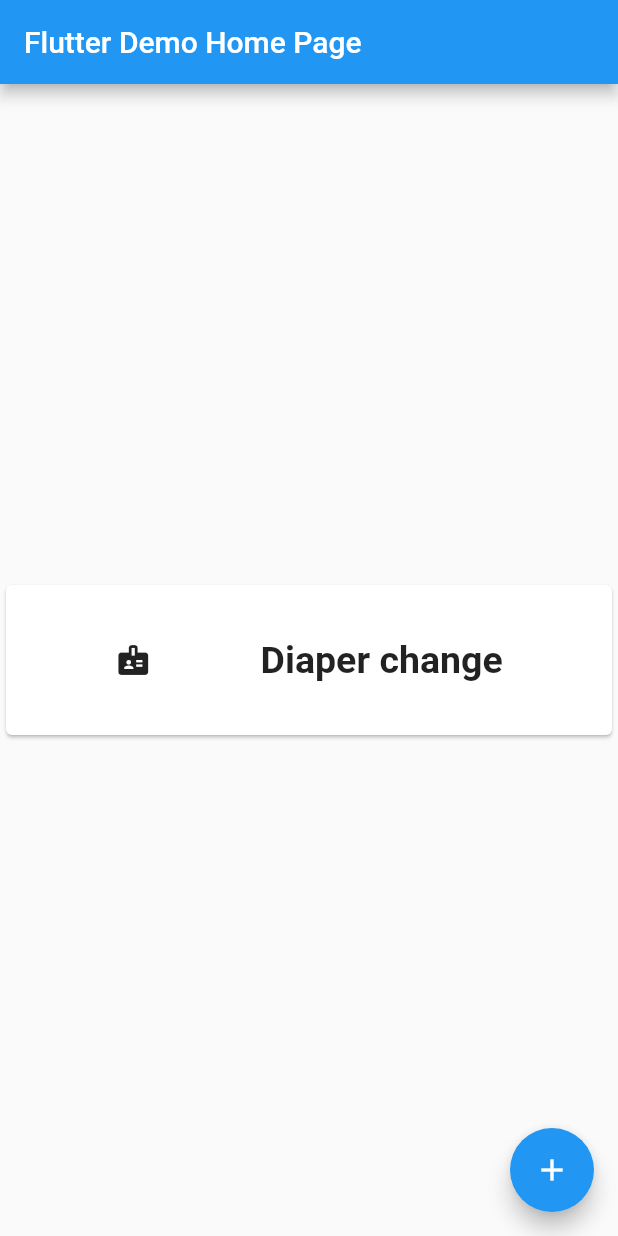
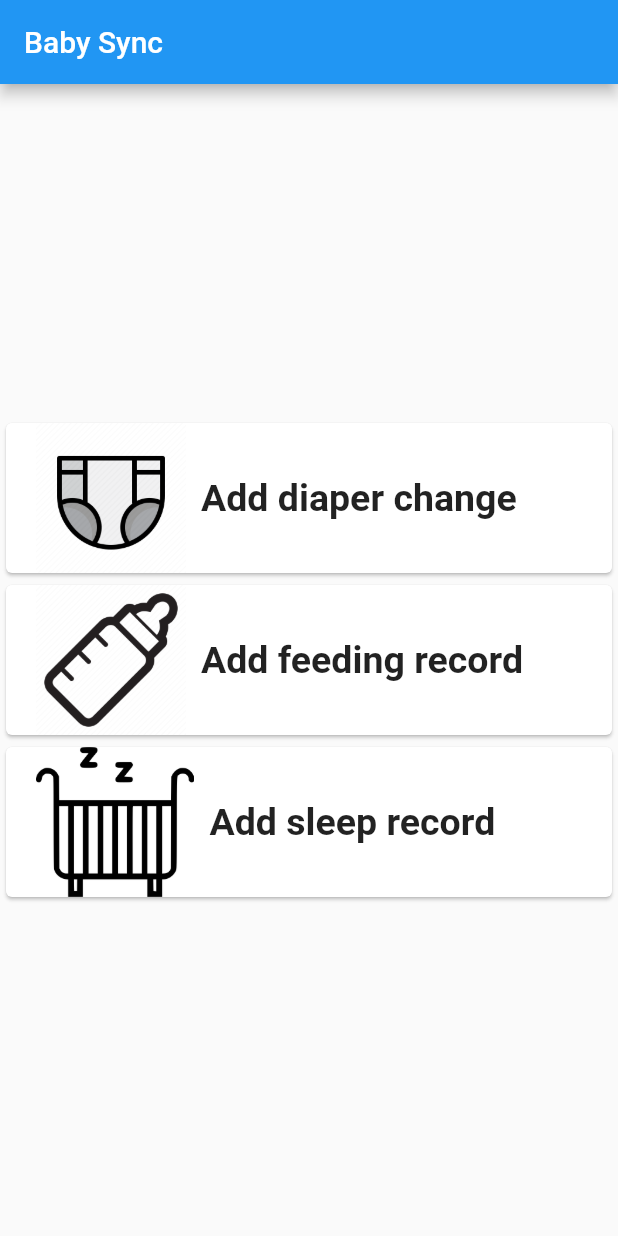
Before and after one commit to clintegarrison/baby-sync, a Flutter app: the screen it shows after launch, on a phone screen of 412 x 824 dp. Run offline on Flutter 3.47's test engine with Material 2 defaults, Android fonts, the phone set to English and light mode, and no system bars.

Commit message:
icons and second page

```diff
--- a/lib/main.dart
+++ b/lib/main.dart
@@ -24,7 +24,7 @@ class MyApp extends StatelessWidget {
         // is not restarted.
         primarySwatch: Colors.blue,
       ),
-      home: MyHomePage(title: 'Flutter Demo Home Page'),
+      home: MyHomePage(title: 'Baby Sync'),
     );
   }
 }
@@ -100,18 +100,73 @@ class _MyHomePageState extends State<MyHomePage> {
                 splashColor: Colors.blue.withAlpha(30),
                 onTap: () {
                   log('Card tapped.');
+                  Navigator.push(
+                    context,
+                    MaterialPageRoute(
+                        builder: (context) => const DiaperChange()),
+                  );
                 },
                 child: SizedBox(
                     width: double.infinity,
                     height: 100,
                     child: Container(
                       child: Row(
-                        mainAxisAlignment: MainAxisAlignment.spaceEvenly,
                         children: [
-                          // todo: custom diaper icon
-                          Icon(Icons.badge),
+                          SizedBox(width: 20),
+                          Image(image: AssetImage('images/diaper.png')),
+                          SizedBox(width: 10),
                           Text(
-                            'Diaper change',
+                            'Add diaper change',
+                            style: new TextStyle(
+                                fontWeight: FontWeight.bold, fontSize: 25),
+                          )
+                        ],
+                      ),
+                    )),
+              ),
+            ),
+            Card(
+              child: InkWell(
+                splashColor: Colors.blue.withAlpha(30),
+                onTap: () {
+                  log('Card tapped.');
+                },
+                child: SizedBox(
+                    width: double.infinity,
+                    height: 100,
+                    child: Container(
+                      child: Row(
+                        children: [
+                          SizedBox(width: 20),
+                          Image(image: AssetImage('images/bottle.png')),
+                          SizedBox(width: 10),
+                          Text(
+                            'Add feeding record',
+                            style: new TextStyle(
+                                fontWeight: FontWeight.bold, fontSize: 25),
+                          )
+                        ],
+                      ),
+                    )),
+              ),
+            ),
+            Card(
+              child: InkWell(
+                splashColor: Colors.blue.withAlpha(30),
+                onTap: () {
+                  log('Card tapped.');
+                },
+                child: SizedBox(
+                    width: double.infinity,
+                    height: 100,
+                    child: Container(
+                      child: Row(
+                        children: [
+                          SizedBox(width: 20),
+                          Image(image: AssetImage('images/sleeping.png')),
+                          SizedBox(width: 10),
+                          Text(
+                            'Add sleep record',
                             style: new TextStyle(
                                 fontWeight: FontWeight.bold, fontSize: 25),
                           )
@@ -122,12 +177,28 @@ class _MyHomePageState extends State<MyHomePage> {
             )
           ],
         ),
-      ),
-      floatingActionButton: FloatingActionButton(
-        onPressed: _incrementCounter,
-        tooltip: 'Increment',
-        child: Icon(Icons.add),
       ), // This trailing comma makes auto-formatting nicer for build methods.
     );
   }
 }
+
+class DiaperChange extends StatelessWidget {
+  const DiaperChange({Key key}) : super(key: key);
+
+  @override
+  Widget build(BuildContext context) {
+    return Scaffold(
+      appBar: AppBar(
+        title: Text("Second Route"),
+      ),
+      body: Center(
+        child: ElevatedButton(
+          onPressed: () {
+            // Navigate back to first route when tapped.
+          },
+          child: Text('Go back!'),
+        ),
+      ),
+    );
+  }
+}
```
Also changed, not shown: pubspec.yaml (+4 -3 lines), images/bottle.png (added), images/diaper.png (added), images/sleeping.png (added).
